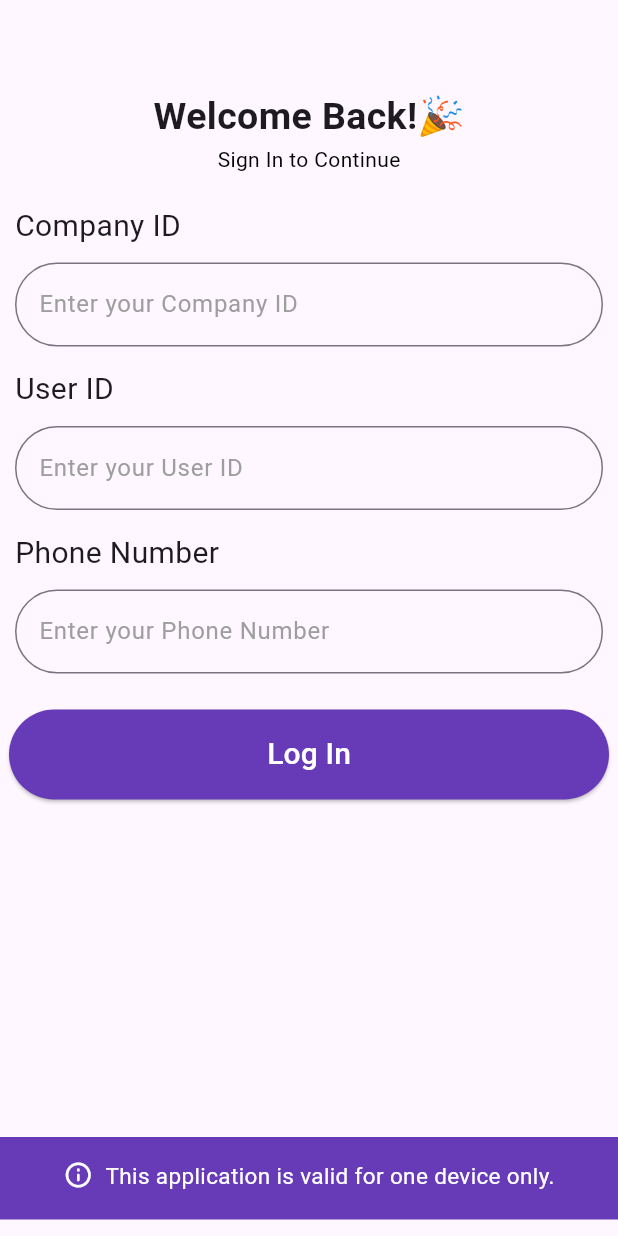
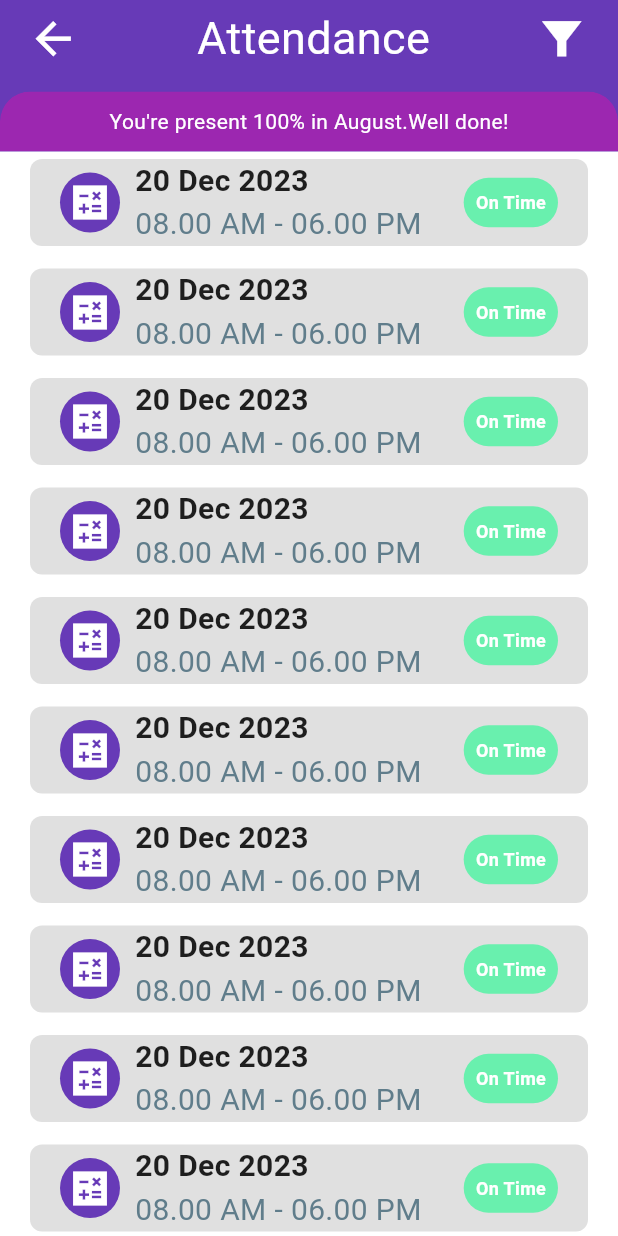
Before and after one commit to mahafujerrahman/HRM_application, a Flutter app: the HomeScreen screen opened directly, after a tap on "Attendance", on a phone screen of 412 x 824 dp. Run offline on Flutter 3.47's test engine with Material 3 defaults, Android fonts, the phone set to English and light mode, and no system bars.

Commit message:
Attendance Update

```diff
--- /dev/null
+++ b/lib/All Features/Attendance/Attendance.dart
@@ -0,0 +1,139 @@
+import 'package:flutter/material.dart';
+import 'package:hrm_application/HomeScreen.dart';
+
+class Attendance extends StatelessWidget {
+  const Attendance({Key? key}) : super(key: key);
+
+  @override
+  Widget build(BuildContext context) {
+    return Scaffold(
+      backgroundColor: Colors.deepPurple,
+      body: SafeArea(
+        child: Column(
+          children: [
+            Row(
+              mainAxisAlignment: MainAxisAlignment.spaceBetween,
+              children: [
+                Padding(
+                  padding: EdgeInsets.only(left: 10),
+                  child: IconButton(
+                    icon: Icon(Icons.arrow_back, color: Colors.white, size: 35),
+                    onPressed: () {
+                      Navigator.push(
+                        context,
+                        MaterialPageRoute(
+                          builder: (context) => HomeScreen(),
+                        ),
+                      );
+                    },
+                  ),
+                ),
+                const Text(
+                  "Attendance",
+                  style: TextStyle(color: Colors.white, fontSize: 30),
+                ),
+                const Padding(
+                  padding: EdgeInsets.only(right: 20),
+                  child: Icon(Icons.filter_alt_sharp, color: Colors.white, size: 35),
+                ),
+              ],
+            ),
+            SizedBox(height: 10),
+            ClipRRect(
+              borderRadius: const BorderRadius.only(
+                topLeft: Radius.circular(20),
+                topRight: Radius.circular(20),
+              ),
+              child: Container(
+                decoration: const BoxDecoration(
+                  borderRadius: BorderRadius.only(
+                    topLeft: Radius.circular(20),
+                    topRight: Radius.circular(20),
+                  ),
+                  color: Colors.purple,
+                ),
+                padding: EdgeInsets.all(10),
+                child: const Row(
+                  mainAxisAlignment: MainAxisAlignment.center,
+                  children: [
+                    Text(
+                      "You're present 100% in August.Well done!",
+                      style: TextStyle(color: Colors.white),
+                    ),
+                  ],
+                ),
+              ),
+            ),
+            Expanded(
+              child: Container(
+                color: Colors.white,
+                child: ListView.builder(
+                  itemCount: 30, // Show three list view items
+                  itemBuilder: (context, index) {
+                    // Add a SizedBox for the vertical space between items
+                    return Column(
+                      children: [
+                        CustomListItem(),
+                        SizedBox(height: 5), // Adjust the height between items
+                      ],
+                    );
+                  },
+                ),
+              ),
+            ),
+          ],
+        ),
+      ),
+    );
+  }
+}
+
+class CustomListItem extends StatelessWidget {
+  @override
+  Widget build(BuildContext context) {
+    return Padding(
+      padding: const EdgeInsets.symmetric(vertical: 5, horizontal: 20),
+      child: Container(
+        decoration: BoxDecoration(
+          borderRadius: BorderRadius.circular(8),
+          color: Colors.black12,
+        ),
+        child: Row(
+          children: [
+            Padding(
+              padding: const EdgeInsets.only(left: 20),
+              child: Container(
+                decoration: BoxDecoration(
+                  borderRadius: BorderRadius.circular(30),
+                  color: Colors.deepPurple,
+                ),
+                padding: EdgeInsets.all(5),
+                child: const Icon(Icons.calculate_sharp, color: Colors.white, size: 30),
+              ),
+            ),
+            SizedBox(width:10),
+            const Column(
+              crossAxisAlignment: CrossAxisAlignment.start,
+              children: [
+                Text("20 Dec 2023", style: TextStyle(color: Colors.black87,fontSize: 20,fontWeight: FontWeight.bold)),
+                Text("08.00 AM - 06.00 PM", style: TextStyle(color: Colors.blueGrey,fontSize: 20)),
+              ],
+            ),
+            Spacer(),
+            Padding(
+              padding: const EdgeInsets.only(right: 20),
+              child: Container(
+                decoration: BoxDecoration(
+                  borderRadius: BorderRadius.circular(20),
+                  color: Colors.greenAccent,
+                ),
+                padding: EdgeInsets.all(8),
+                child: const Text("On Time", style: TextStyle(fontSize: 12,color: Colors.white,fontWeight: FontWeight.bold)),
+              ),
+            ),
+          ],
+        ),
+      ),
+    );
+  }
+}
--- a/lib/All Features/FeatureView.dart
+++ b/lib/All Features/FeatureView.dart
@@ -1,4 +1,5 @@
 import 'package:flutter/material.dart';
+import 'package:hrm_application/All%20Features/Attendance/Attendance.dart';
 import 'package:hrm_application/All%20Features/AttendanceCard.dart';
 import 'package:hrm_application/All%20Features/PaySlip/PaySlip.dart';
 import 'package:hrm_application/HomeScreen.dart';
@@ -78,7 +79,7 @@ class FeatureView extends StatelessWidget {
                           Navigator.push(
                             context,
                             MaterialPageRoute(
-                              builder: (context) => LogInScreen(),),
+                              builder: (context) => Attendance(),),
                           );
                         } else if (features[index]['name'] == 'Contract') {
                           Navigator.push(
--- a/lib/Login_Screen.dart
+++ b/lib/Login_Screen.dart
@@ -78,7 +78,7 @@ class _LogInScreen extends State<LogInScreen> {
               ),
             ),
             const SizedBox(height: 10),
-            Padding(
+            Padding (
               padding: const EdgeInsets.symmetric(horizontal: 10.0), // Add padding here
               child: Column(
                 crossAxisAlignment: CrossAxisAlignment.start,
--- a/lib/main.dart
+++ b/lib/main.dart
@@ -1,6 +1,7 @@
 import 'package:flutter/material.dart';
 import 'package:hrm_application/All%20Features/PaySlip/PaySlip.dart';
 import 'package:hrm_application/Login_Screen.dart';
+import 'package:hrm_application/Splash_Screen.dart';
 
 void main() {
   runApp(const MyApp());
@@ -14,7 +15,7 @@ class MyApp extends StatelessWidget {
     return MaterialApp(
       title: 'HRM App',
       theme: ThemeData(),
-      home: const LogInScreen(),
+      home: const SplashScreen (),
       debugShowCheckedModeBanner: false,
     );
   }
```
Also changed, not shown: lib/All Features/PaySlip/PaySlip_Month.dart (+0 -11 lines), lib/Splash_Screen.dart (added, +63 -0 lines), images/nassa.png (added).
